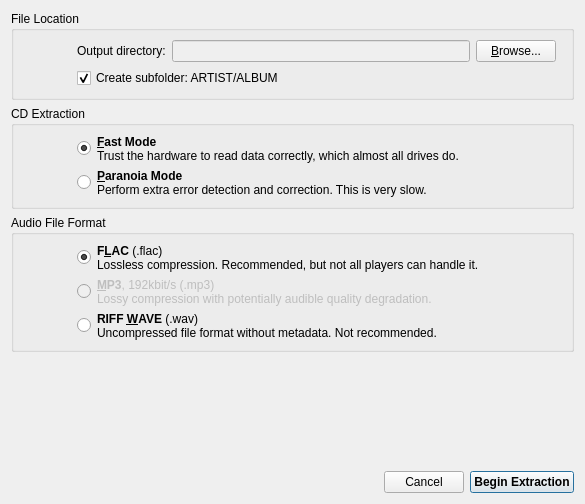
Above: extractparametersdialog.ui from genosse-einhorn/cdda-extractor before the change. Below: the same form after it.
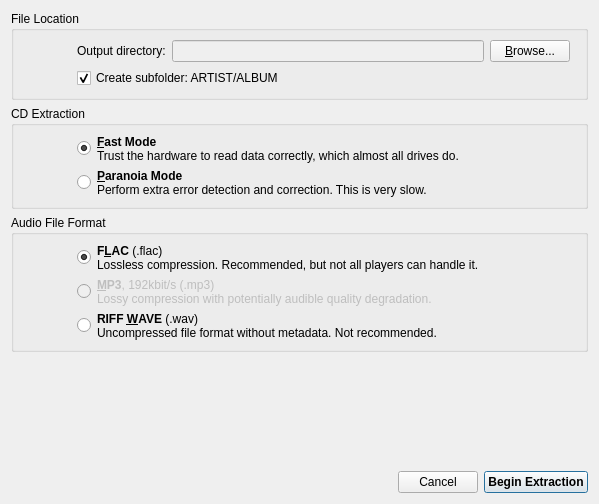
That is the form after the change. Custom widgets are drawn as their Qt base class.

Commit message: extract parameters dialog: save choices

```diff
--- a/extractparametersdialog.ui
+++ b/extractparametersdialog.ui
@@ -6,7 +6,7 @@
    <rect>
     <x>0</x>
     <y>0</y>
-    <width>585</width>
+    <width>599</width>
     <height>504</height>
    </rect>
   </property>
```
Left out of the diff: 16 changed lines with no effect on the pictures. The commit also changes 2 other files.
